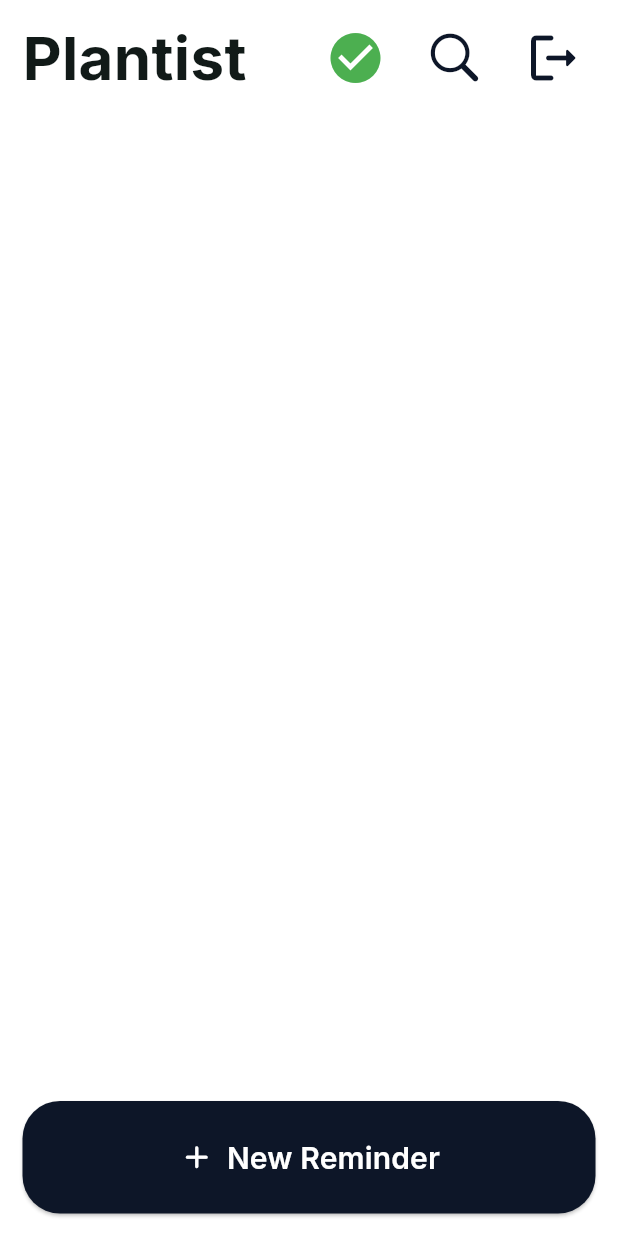
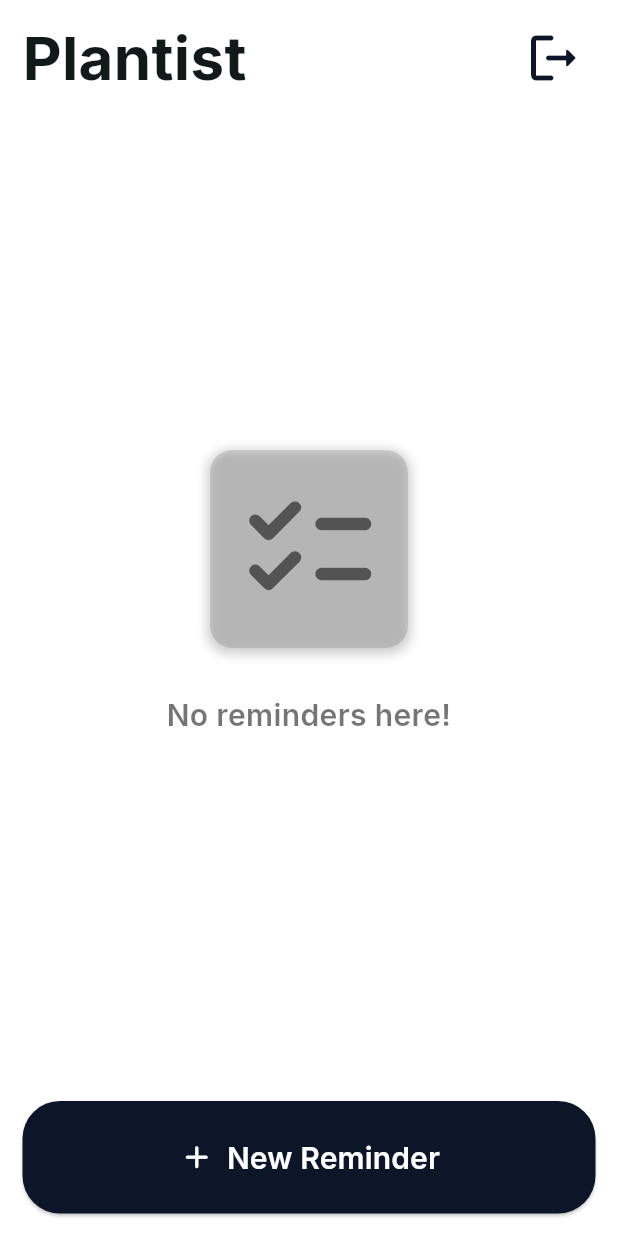
Before and after one commit to Benediximuss/plantist_case_app, a Flutter app: the HomeScreen screen opened by its route, on a phone screen of 412 x 824 dp. Run offline on Flutter 3.47's test engine with Material 3 defaults, Android fonts, the phone set to English and light mode, and no system bars; drawn by our look-alikes of flutter_slidable; our stand-ins replace cloud_firestore, firebase_auth, firebase_core, get, google_fonts, grouped_list and 1 more; accounts and stored records are empty.

Commit message:
list arrangement by dates and priority, complete reminders

```diff
--- a/lib/models/reminder_model.dart
+++ b/lib/models/reminder_model.dart
@@ -4,6 +4,7 @@
   String? id;
   String title;
   int priority;
+  bool completed;
   String? note;
   Timestamp? due;
   bool timeInDue;
@@ -12,6 +13,7 @@
     this.id,
     required this.title,
     required this.priority,
+    required this.completed,
     this.note,
     this.due,
     this.timeInDue = false,
@@ -24,6 +26,7 @@
       id: documentSnapshot.id,
       title: documentSnapshot['title'],
       priority: documentSnapshot["priority"],
+      completed: documentSnapshot["completed"],
       note: documentSnapshot['note'],
       due: documentSnapshot['due'],
       timeInDue: documentSnapshot['timeInDue'],
@@ -34,6 +37,7 @@
     return {
       'title': title,
       'priority': priority,
+      'completed': completed,
       'note': note,
       'due': due,
       'timeInDue': timeInDue,
--- a/lib/screens/bottomsheet/edit_reminder_sheet.dart
+++ b/lib/screens/bottomsheet/edit_reminder_sheet.dart
@@ -75,7 +75,7 @@
                                     controller.enableLoader();
                                     onPressedSubmit(
                                             reminder: controller
-                                                .getReminder(reminder?.id))
+                                                .getReminder(reminder))
                                         .then((_) => Get.back())
                                         .whenComplete(
                                             () => controller.disableLoader());
--- a/lib/screens/bottomsheet/sheet2.dart
+++ b/lib/screens/bottomsheet/sheet2.dart
@@ -5,7 +5,7 @@
 import 'package:plantist_case_app/controllers/edit_reminder_controller.dart';
 import 'package:plantist_case_app/utils/colors.dart';
 import 'package:plantist_case_app/utils/text_styles.dart';
-import 'package:plantist_case_app/widgets/reminder_card.dart';
+import 'package:plantist_case_app/screens/reminderlist/reminder_card.dart';
 
 class Sheet2 extends GetWidget<EditReminderController> {
   const Sheet2({super.key});
@@ -120,7 +120,7 @@
                                             initialTime:
                                                 controller.selectedTime,
                                             initialEntryMode:
-                                                TimePickerEntryMode.input,
+                                                TimePickerEntryMode.inputOnly,
                                             builder: (BuildContext context,
                                                 Widget? child) {
                                               return MediaQuery(
--- a/lib/screens/home_screen.dart
+++ b/lib/screens/home_screen.dart
@@ -1,6 +1,4 @@
-import 'package:flutter/cupertino.dart';
 import 'package:flutter/material.dart';
-import 'package:flutter_slidable/flutter_slidable.dart';
 import 'package:get/get.dart';
 import 'package:plantist_case_app/controllers/auth_controller.dart';
 import 'package:plantist_case_app/controllers/reminders_controller.dart';
@@ -8,10 +6,10 @@
 import 'package:plantist_case_app/routes/app_routes.dart';
 import 'package:plantist_case_app/controllers/storage_controller.dart';
 import 'package:plantist_case_app/screens/bottomsheet/edit_reminder_sheet.dart';
-import 'package:plantist_case_app/utils/notification_utils.dart';
+import 'package:plantist_case_app/screens/reminderlist/reminderlist2.dart';
 import 'package:plantist_case_app/utils/text_styles.dart';
 import 'package:plantist_case_app/widgets/custom_icon_button.dart';
-import 'package:plantist_case_app/widgets/reminder_card.dart';
+import 'package:plantist_case_app/widgets/elevated_icon.dart';
 
 class HomeScreen extends GetWidget<RemindersController> {
   const HomeScreen({super.key});
@@ -24,7 +22,7 @@
           child: Stack(
             children: [
               Column(
-                mainAxisAlignment: MainAxisAlignment.spaceBetween,
+                // mainAxisAlignment: MainAxisAlignment.spaceBetween,
                 children: [
                   Padding(
                     padding: const EdgeInsets.fromLTRB(15, 10, 15, 0),
@@ -35,37 +33,6 @@
                           'Plantist',
                           style: TextStyles.titleTextBig(),
                         ),
-                        Row(
-                          children: [
-                            IconButton(
-                              icon: Icon(
-                                Icons.check_circle,
-                                color: Get.find<AuthController>().activeUser !=
-                                        null
-                                    ? Colors.green
-                                    : Colors.grey,
-                                size: TextStyles.titleTextBig().fontSize!,
-                              ),
-                              onPressed: () =>
-                                  NotificationUtils.showCustomSnackbar(
-                                      title: 'Welcome back!',
-                                      message: Get.find<AuthController>()
-                                              .activeUser
-                                              ?.email ??
-                                          'null'),
-                            ),
-                            const SizedBox(width: 10),
-                            IconButton(
-                              icon: Icon(
-                                CupertinoIcons.search,
-                                weight: 0.7,
-                                size: TextStyles.titleTextBig().fontSize!,
-                              ),
-                              onPressed: () {
-                                print('Search button pressed');
-                              },
-                            ),
-                            const SizedBox(width: 10),
                         IconButton(
                           icon: Icon(
                             Icons.logout_rounded,
@@ -76,34 +43,39 @@
                         ),
                       ],
                     ),
-                      ],
                   ),
+                  Obx(() {
+                    if (controller.reminders.isEmpty) {
+                      return Expanded(
+                        child: Column(
+                          mainAxisAlignment: MainAxisAlignment.center,
+                          children: [
+                            const ElevatedIcon(
+                              iconData: Icons.checklist_rounded,
                             ),
-                  const SizedBox(height: 10),
-                  Obx(
-                    () => Expanded(
-                      child: SlidableAutoCloseBehavior(
-                        child: ListView.builder(
-                          itemCount: controller.reminders.length,
-                          itemBuilder: (_, index) => ReminderCard(
-                            reminder: controller.reminders[index],
-                            onEdit: () {
-                              _showReminderSheet(
-                                reminder: controller.reminders[index],
-                              );
-                            },
-                            onDelete: () => Get.find<StorageController>()
-                                .deleteItem(controller.reminders[index].id!),
+                            SizedBox(height: 30),
+                            Text(
+                              'No reminders here!',
+                              style: TextStyles.buttonText().copyWith(
+                                color: Colors.black54,
                               ),
-                        ),
-                      ),
-                    ),
+                              textAlign: TextAlign.center,
                             ),
                           ],
                         ),
-              Column(
-                mainAxisAlignment: MainAxisAlignment.end,
-                children: [
+                      );
+                    } else {
+                      return Expanded(
+                        child: ReminderList2(
+                          reminderList: controller.reminders,
+                          onEditAction: _showReminderSheet,
+                          onDeleteAction: _deleteReminder,
+                          onCompleteAction: _completeReminder,
+                        ),
+                      );
+                    }
+                  }),
+                  // const SizedBox(height: 50),
                   Padding(
                     padding: const EdgeInsets.fromLTRB(15, 10, 15, 15),
                     child: Row(
@@ -133,11 +105,19 @@
         );
   }
 
+  void _completeReminder(ReminderModel reminder) {
+    Get.find<StorageController>().completeReminder(reminder);
+  }
+
+  void _deleteReminder(ReminderModel reminder) {
+    Get.find<StorageController>().deleteReminder(reminder.id!);
+  }
+
   void _showReminderSheet({ReminderModel? reminder}) {
     Get.bottomSheet(
       EditReminderSheet(
         reminder: reminder,
-        onPressedSubmit: Get.find<StorageController>().postNewItem,
+        onPressedSubmit: Get.find<StorageController>().postReminder,
       ),
     );
   }
--- a/lib/screens/welcome_screen.dart
+++ b/lib/screens/welcome_screen.dart
@@ -37,10 +37,12 @@
               Text(
                 'Welcome back to',
                 style: TextStyles.titleTextSlender(),
+                textAlign: TextAlign.center,
               ),
               Text(
                 'Plantist',
                 style: TextStyles.titleTextBig(),
+                textAlign: TextAlign.center,
               ),
               const SizedBox(
                 height: 10,
@@ -48,6 +50,7 @@
               Text(
                 'Start your productive life now!',
                 style: TextStyles.smallText(),
+                textAlign: TextAlign.center,
               ),
               const SizedBox(
                 height: 20,
--- a/lib/utils/text_styles.dart
+++ b/lib/utils/text_styles.dart
@@ -123,7 +123,7 @@
     return GoogleFonts.getFont(
       _fontFamily,
       fontSize: 17,
-      fontWeight: FontWeight.w400,
+      fontWeight: FontWeight.w500,
       color: ColorConsts.black,
     );
   }
--- a/lib/utils/themes.dart
+++ b/lib/utils/themes.dart
@@ -5,10 +5,10 @@
   const ColorSchemes._();
 
   static ColorScheme mainTheme() {
-    return ColorScheme(
+    return const ColorScheme(
       brightness: Brightness.light,
       // Button tint / InputField Bottom Frame When Focussed
-      primary: Colors.grey[500]!,
+      primary: Colors.black26,
 
       onPrimary: Colors.blue,
       secondary: Colors.amber,
--- /dev/null
+++ b/lib/widgets/elevated_icon.dart
@@ -0,0 +1,49 @@
+import 'package:flutter/material.dart';
+
+class ElevatedIcon extends StatelessWidget {
+  const ElevatedIcon({
+    super.key,
+    required this.iconData,
+    this.size = 100,
+    this.padding = 16,
+    this.borderRadius = 15,
+    this.color = Colors.black12,
+  });
+
+  final IconData iconData;
+  final double size;
+  final double padding;
+  final double borderRadius;
+  final Color color;
+
+  @override
+  Widget build(BuildContext context) {
+    return Container(
+      decoration: BoxDecoration(
+        borderRadius: BorderRadius.circular(borderRadius),
+        boxShadow: [
+          BoxShadow(
+            color: Colors.grey.withOpacity(0.5),
+            spreadRadius: 2,
+            blurRadius: 5,
+            offset: const Offset(0, 2),
+          ),
+        ],
+      ),
+      child: Container(
+        decoration: BoxDecoration(
+          color: color,
+          borderRadius: BorderRadius.circular(borderRadius),
+        ),
+        child: Padding(
+          padding: EdgeInsets.all(padding),
+          child: Icon(
+            iconData,
+            size: size,
+            color: Colors.black54,
+          ),
+        ),
+      ),
+    );
+  }
+}
--- a/pubspec.yaml
+++ b/pubspec.yaml
@@ -16,6 +16,7 @@
   flutter_slidable: ^3.1.0
   get: ^4.6.6
   google_fonts: ^6.2.1
+  grouped_list: ^5.1.2
   intl: ^0.19.0
   simple_shadow: ^0.3.1
 
```
Also changed, not shown: lib/controllers/edit_reminder_controller.dart (+4 -3 lines), lib/controllers/storage_controller.dart (+72 -61 lines), lib/screens/reminderlist/reminder_card.dart (renamed from lib/widgets/reminder_card.dart, +21 -8 lines), lib/screens/reminderlist/reminderlist1.dart (added, +32 -0 lines), lib/screens/reminderlist/reminderlist2.dart (added, +80 -0 lines), lib/screens/templates/credentials_page_template.dart (+0 -12 lines), lib/utils/date_utils.dart (added, +47 -0 lines), lib/widgets/loader_view.dart (+5 -2 lines), pubspec.lock, 1 other file. Lines whose indentation alone changed are shown as unchanged.
